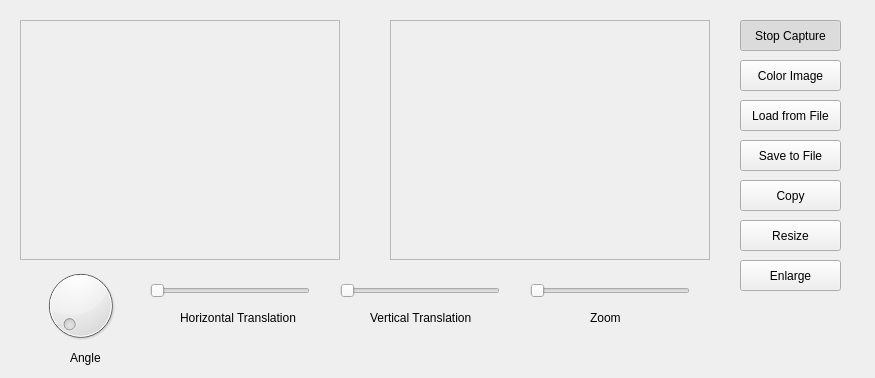
First picture: the form in mainwindow.ui, repository ARebollo/ArtificialVision, before the edit.
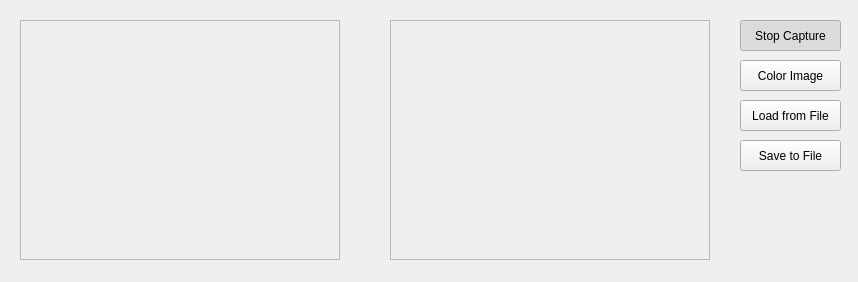
Second picture: the form after the edit.

Commit message: Loading UI from ui file

The edit to the form file:
```diff
--- a/mainwindow.ui
+++ b/mainwindow.ui
@@ -6,8 +6,8 @@
    <rect>
     <x>0</x>
     <y>0</y>
-    <width>875</width>
-    <height>378</height>
+    <width>858</width>
+    <height>282</height>
    </rect>
   </property>
   <property name="windowTitle">
@@ -109,146 +109,6 @@
     <string>Save to File</string>
    </property>
   </widget>
-  <widget class="QPushButton" name="copyButton">
-   <property name="geometry">
-    <rect>
-     <x>740</x>
-     <y>180</y>
-     <width>101</width>
-     <height>31</height>
-    </rect>
-   </property>
-   <property name="text">
-    <string>Copy</string>
-   </property>
-  </widget>
-  <widget class="QPushButton" name="resizeButton">
-   <property name="geometry">
-    <rect>
-     <x>740</x>
-     <y>220</y>
-     <width>101</width>
-     <height>31</height>
-    </rect>
-   </property>
-   <property name="text">
-    <string>Resize</string>
-   </property>
-  </widget>
-  <widget class="QPushButton" name="enlargeButton">
-   <property name="geometry">
-    <rect>
-     <x>740</x>
-     <y>260</y>
-     <width>101</width>
-     <height>31</height>
-    </rect>
-   </property>
-   <property name="text">
-    <string>Enlarge</string>
-   </property>
-  </widget>
-  <widget class="QDial" name="angleDial">
-   <property name="geometry">
-    <rect>
-     <x>40</x>
-     <y>260</y>
-     <width>81</width>
-     <height>91</height>
-    </rect>
-   </property>
-  </widget>
-  <widget class="QSlider" name="horizontalSlider">
-   <property name="geometry">
-    <rect>
-     <x>150</x>
-     <y>280</y>
-     <width>160</width>
-     <height>22</height>
-    </rect>
-   </property>
-   <property name="orientation">
-    <enum>Qt::Horizontal</enum>
-   </property>
-  </widget>
-  <widget class="QSlider" name="verticalSlider">
-   <property name="geometry">
-    <rect>
-     <x>340</x>
-     <y>280</y>
-     <width>160</width>
-     <height>22</height>
-    </rect>
-   </property>
-   <property name="orientation">
-    <enum>Qt::Horizontal</enum>
-   </property>
-  </widget>
-  <widget class="QSlider" name="zoomSlider">
-   <property name="geometry">
-    <rect>
-     <x>530</x>
-     <y>280</y>
-     <width>160</width>
-     <height>22</height>
-    </rect>
-   </property>
-   <property name="orientation">
-    <enum>Qt::Horizontal</enum>
-   </property>
-  </widget>
-  <widget class="QLabel" name="label">
-   <property name="geometry">
-    <rect>
-     <x>180</x>
-     <y>310</y>
-     <width>121</width>
-     <height>16</height>
-    </rect>
-   </property>
-   <property name="text">
-    <string>Horizontal Translation</string>
-   </property>
-  </widget>
-  <widget class="QLabel" name="label_2">
-   <property name="geometry">
-    <rect>
-     <x>370</x>
-     <y>310</y>
-     <width>121</width>
-     <height>16</height>
-    </rect>
-   </property>
-   <property name="text">
-    <string>Vertical Translation</string>
-   </property>
-  </widget>
-  <widget class="QLabel" name="label_3">
-   <property name="geometry">
-    <rect>
-     <x>590</x>
-     <y>310</y>
-     <width>121</width>
-     <height>16</height>
-    </rect>
-   </property>
-   <property name="text">
-    <string>Zoom</string>
-   </property>
-  </widget>
-  <widget class="QLabel" name="label_4">
-   <property name="geometry">
-    <rect>
-     <x>70</x>
-     <y>350</y>
-     <width>121</width>
-     <height>16</height>
-    </rect>
-   </property>
-   <property name="text">
-    <string>Angle</string>
-   </property>
-  </widget>
  </widget>
  <resources/>
  <connections/>
```
The commit also changes 1 other file.
